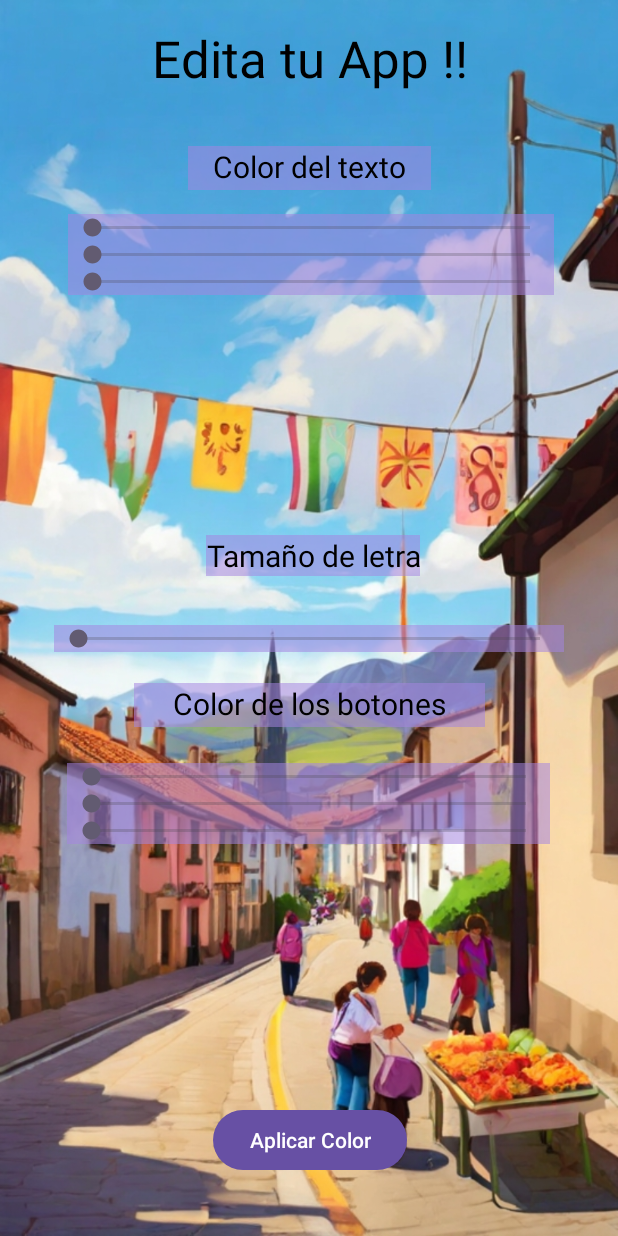
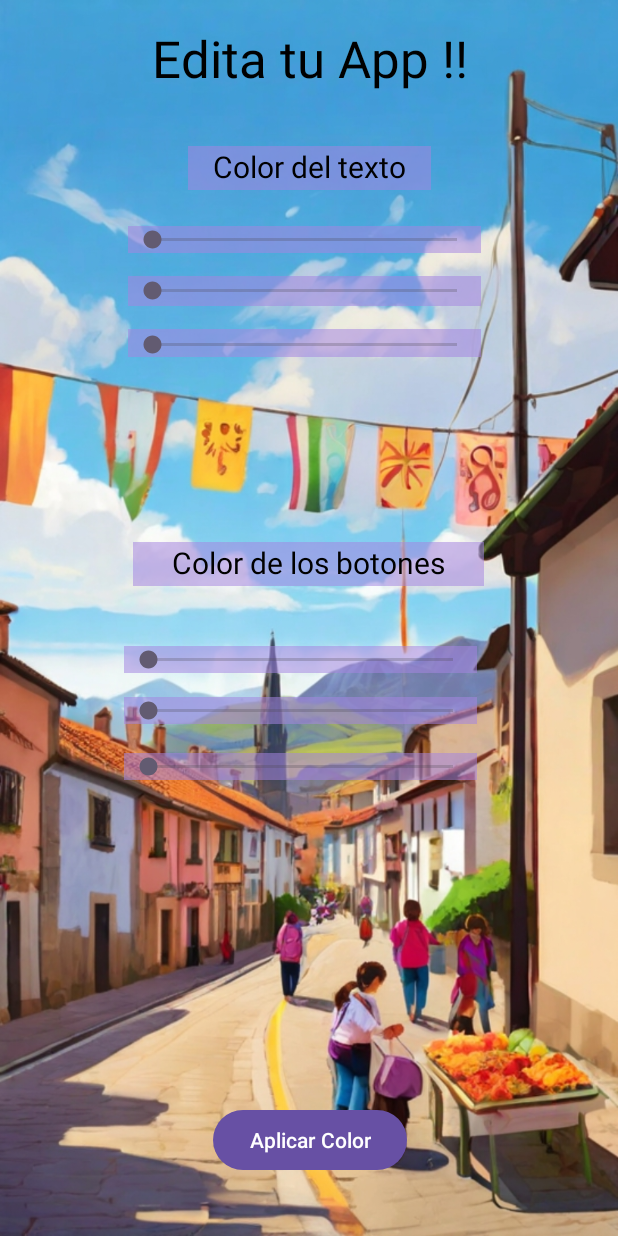
Before and after one commit to ElKalto/EventVault, an Android app: the EditarApp screen opened directly, with no data from a screen before it, on a phone screen of 412 x 824 dp. Run offline under Robolectric (Android 15) with nearby library versions, the phone set to English and light mode, and no system bars.

Commit message:
Vuelve a funcionar todo 7.0
Detalles detalles..

```diff
--- a/app/src/main/java/com/example/eventvault/servicios/EventVault.java
+++ b/app/src/main/java/com/example/eventvault/servicios/EventVault.java
@@ -15,7 +15,6 @@ import com.example.eventvault.R;
 import com.example.eventvault.modelo.PerfilBasico;
 import com.example.eventvault.modelo.PerfilCreador;
 import com.example.eventvault.vista.PoliticaPrivacidad;
-import com.example.eventvault.vista.Registro;
 import com.google.android.gms.tasks.OnCompleteListener;
 import com.google.android.gms.tasks.Task;
 import com.google.firebase.auth.AuthResult;
@@ -26,6 +25,7 @@ import com.google.firebase.firestore.FirebaseFirestore;
 public class EventVault extends AppCompatActivity {
 
     private FirebaseAuth mAuth;
+    private boolean isUserLoggedIn = false;
 
     @Override
     protected void onCreate(Bundle savedInstanceState) {
@@ -33,6 +33,12 @@ public class EventVault extends AppCompatActivity {
         setContentView(R.layout.activity_event_vault);
 
         mAuth = FirebaseAuth.getInstance();
+
+        // Comprobar si el usuario ya está conectado
+        if (mAuth.getCurrentUser() != null) {
+            isUserLoggedIn = true;
+            redirectToProfile();
+        }
 
         Button btnRegistro = findViewById(R.id.btnRegistro);
         Button btnContinuar = findViewById(R.id.buttonContinuar);
@@ -90,31 +96,7 @@ public class EventVault extends AppCompatActivity {
                                 public void onComplete(@NonNull Task<AuthResult> task) {
                                     if (task.isSuccessful()) {
                                         // Verificar el tipo de usuario y redirigir
-                                        String userID = mAuth.getCurrentUser().getUid();
-                                        FirebaseFirestore.getInstance().collection("usuarios")
-                                                .document(userID)
-                                                .get()
-                                                .addOnCompleteListener(new OnCompleteListener<DocumentSnapshot>() {
-                                                    @Override
-                                                    public void onComplete(@NonNull Task<DocumentSnapshot> task) {
-                                                        if (task.isSuccessful()) {
-                                                            DocumentSnapshot document = task.getResult();
-                                                            if (document.exists()) {
-                                                                String tipoUsuario = document.getString("TipoUsuario");
-                                                                if ("Creador".equals(tipoUsuario)) {
-                                                                    startActivity(new Intent(EventVault.this, PerfilCreador.class));
-                                                                } else {
-                                                                    startActivity(new Intent(EventVault.this, PerfilBasico.class));
-                                                                }
-                                                                finish();
-                                                            } else {
-                                                                Toast.makeText(EventVault.this, "El tipo de usuario no está definido", Toast.LENGTH_SHORT).show();
-                                                            }
-                                                        } else {
-                                                            Toast.makeText(EventVault.this, "Error al obtener el tipo de usuario", Toast.LENGTH_SHORT).show();
-                                                        }
-                                                    }
-                                                });
+                                        redirectToProfile();
                                     } else {
                                         // Mensaje de error general
                                         Toast.makeText(EventVault.this, "Datos erróneos", Toast.LENGTH_SHORT).show();
@@ -131,4 +113,34 @@ public class EventVault extends AppCompatActivity {
         Intent intent = new Intent(this, PoliticaPrivacidad.class);
         startActivity(intent);
     }
+
+    private void redirectToProfile() {
+        String userID = mAuth.getCurrentUser().getUid();
+        FirebaseFirestore.getInstance().collection("usuarios")
+                .document(userID)
+                .get()
+                .addOnCompleteListener(new OnCompleteListener<DocumentSnapshot>() {
+                    @Override
+                    public void onComplete(@NonNull Task<DocumentSnapshot> task) {
+                        if (task.isSuccessful()) {
+                            DocumentSnapshot document = task.getResult();
+                            if (document.exists()) {
+                                String tipoUsuario = document.getString("TipoUsuario");
+                                Class destinationActivity;
+                                if ("Creador".equals(tipoUsuario)) {
+                                    destinationActivity = PerfilCreador.class;
+                                } else {
+                                    destinationActivity = PerfilBasico.class;
+                                }
+                                startActivity(new Intent(EventVault.this, destinationActivity));
+                                finish();
+                            } else {
+                                Toast.makeText(EventVault.this, "El tipo de usuario no está definido", Toast.LENGTH_SHORT).show();
+                            }
+                        } else {
+                            Toast.makeText(EventVault.this, "Error al obtener el tipo de usuario", Toast.LENGTH_SHORT).show();
+                        }
+                    }
+                });
+    }
 }
--- a/app/src/main/java/com/example/eventvault/vista/EditarApp.java
+++ b/app/src/main/java/com/example/eventvault/vista/EditarApp.java
@@ -28,7 +28,6 @@ public class EditarApp extends AppCompatActivity {
 
         textViewTituloEdit = findViewById(R.id.textViewTituloEdit);
         textViewColorTexto = findViewById(R.id.textViewColorTexto);
-        textViewTamañoLetra = findViewById(R.id.textViewTamañoLetra);
         textViewColorBotones = findViewById(R.id.textViewColorBotones);
 
         seekBarColorRojoBotones = findViewById(R.id.seekBarColorRojoBotones);
@@ -119,7 +118,6 @@ public class EditarApp extends AppCompatActivity {
         // Aplicar el color a los TextView y EditText en toda la aplicación
         textViewTituloEdit.setTextColor(colorTexto);
         textViewColorBotones.setTextColor(colorTexto);
-        textViewTamañoLetra.setTextColor(colorTexto);
         textViewColorTexto.setTextColor(colorTexto);
         // Añadir más TextViews y EditTexts aquí si es necesario
 
--- a/app/src/main/res/layout/activity_editar_app.xml
+++ b/app/src/main/res/layout/activity_editar_app.xml
@@ -14,8 +14,8 @@
         android:layout_height="match_parent"
         android:scaleType="centerCrop"
         android:src="@drawable/fiestacuatro"
-        tools:layout_editor_absoluteX="16dp"
-        tools:layout_editor_absoluteY="0dp" />
+        tools:layout_editor_absoluteX="109dp"
+        tools:layout_editor_absoluteY="342dp" />
 
     <TextView
         android:id="@+id/textViewTituloEdit"
@@ -32,126 +32,95 @@
 
     <androidx.constraintlayout.widget.ConstraintLayout
         android:id="@+id/containerBotones"
-        android:layout_width="338dp"
-        android:layout_height="59dp"
-        android:layout_marginBottom="256dp"
+        android:layout_width="239dp"
+        android:layout_height="89dp"
+        android:layout_marginBottom="304dp"
         app:layout_constraintBottom_toBottomOf="parent"
         app:layout_constraintEnd_toEndOf="parent"
-        app:layout_constraintHorizontal_bias="0.493"
+        app:layout_constraintHorizontal_bias="0.457"
         app:layout_constraintStart_toStartOf="parent">
 
         <SeekBar
             android:id="@+id/seekBarColorRojoBotones"
-            android:layout_width="0dp"
+            android:layout_width="235dp"
             android:layout_height="wrap_content"
-            android:layout_marginStart="8dp"
-            android:layout_marginEnd="8dp"
             android:background="#88A686E1"
             android:max="255"
             android:progress="0"
             app:layout_constraintEnd_toEndOf="parent"
-            app:layout_constraintStart_toStartOf="parent"
+            app:layout_constraintTop_toTopOf="parent"
             tools:ignore="MissingConstraints" />
 
         <SeekBar
             android:id="@+id/seekBarColorVerdeBotones"
-            android:layout_width="0dp"
+            android:layout_width="235dp"
             android:layout_height="wrap_content"
-            android:layout_marginStart="8dp"
-            android:layout_marginEnd="8dp"
+            android:layout_marginTop="16dp"
             android:background="#88A686E1"
             android:max="255"
             android:progress="0"
             app:layout_constraintEnd_toEndOf="parent"
-            app:layout_constraintStart_toStartOf="parent"
-            app:layout_constraintTop_toBottomOf="@id/seekBarColorRojoBotones" />
+            app:layout_constraintTop_toBottomOf="@+id/seekBarColorRojoBotones" />
 
         <SeekBar
             android:id="@+id/seekBarColorAzulBotones"
-            android:layout_width="0dp"
-            android:layout_height="wrap_content"
-            android:layout_marginStart="8dp"
-            android:layout_marginEnd="8dp"
-            android:background="#88A686E1"
-            android:max="255"
-            android:progress="0"
-            app:layout_constraintEnd_toEndOf="parent"
-            app:layout_constraintStart_toStartOf="parent"
-            app:layout_constraintTop_toBottomOf="@id/seekBarColorVerdeBotones" />
-
-    </androidx.constraintlayout.widget.ConstraintLayout>
-
-    <androidx.constraintlayout.widget.ConstraintLayout
-        android:id="@+id/containerFuentes"
-        android:layout_width="340dp"
-        android:layout_height="70dp"
-        android:layout_marginTop="16dp"
-        app:layout_constraintEnd_toEndOf="parent"
-        app:layout_constraintHorizontal_bias="0.521"
-        app:layout_constraintStart_toStartOf="parent"
-        app:layout_constraintTop_toBottomOf="@+id/textViewColorTexto">
-
-        <SeekBar
-            android:id="@+id/seekBarRojoFuente"
-            android:layout_width="0dp"
-            android:layout_height="wrap_content"
-            android:layout_marginStart="8dp"
-            android:layout_marginEnd="8dp"
-            android:background="#88A686E1"
-            android:max="255"
-            android:progress="0"
-            app:layout_constraintEnd_toEndOf="parent"
-            app:layout_constraintStart_toStartOf="parent"
-            tools:ignore="MissingConstraints" />
-
-        <SeekBar
-            android:id="@+id/seekBarVerdeFuente"
-            android:layout_width="0dp"
-            android:layout_height="wrap_content"
-            android:layout_marginStart="8dp"
-            android:layout_marginEnd="8dp"
-            android:background="#88A686E1"
-            android:max="255"
-            android:progress="0"
-            app:layout_constraintEnd_toEndOf="parent"
-            app:layout_constraintStart_toStartOf="parent"
-            app:layout_constraintTop_toBottomOf="@id/seekBarRojoFuente" />
-
-        <SeekBar
-            android:id="@+id/seekBarAzulFuente"
-            android:layout_width="0dp"
-            android:layout_height="wrap_content"
-            android:layout_marginStart="8dp"
-            android:layout_marginEnd="8dp"
-            android:background="#88A686E1"
-            android:max="255"
-            android:progress="0"
-            app:layout_constraintEnd_toEndOf="parent"
-            app:layout_constraintStart_toStartOf="parent"
-            app:layout_constraintTop_toBottomOf="@id/seekBarVerdeFuente" />
-
-    </androidx.constraintlayout.widget.ConstraintLayout>
-
-    <androidx.constraintlayout.widget.ConstraintLayout
-        android:id="@+id/containerLetra"
-        android:layout_width="340dp"
-        android:layout_height="27dp"
-        android:layout_marginBottom="16dp"
-        app:layout_constraintBottom_toTopOf="@+id/textViewColorBotones"
-        app:layout_constraintEnd_toEndOf="parent"
-        app:layout_constraintStart_toStartOf="parent">
-
-        <SeekBar
-            android:id="@+id/seekBarTamLetra"
-            android:layout_width="340dp"
+            android:layout_width="235dp"
             android:layout_height="wrap_content"
             android:background="#88A686E1"
             android:max="255"
             android:progress="0"
             app:layout_constraintBottom_toBottomOf="parent"
             app:layout_constraintEnd_toEndOf="parent"
-            app:layout_constraintStart_toStartOf="parent"
-            app:layout_constraintTop_toTopOf="parent" />
+            app:layout_constraintTop_toBottomOf="@+id/seekBarColorVerdeBotones"
+            app:layout_constraintVertical_bias="1.0" />
+
+    </androidx.constraintlayout.widget.ConstraintLayout>
+
+    <androidx.constraintlayout.widget.ConstraintLayout
+        android:id="@+id/containerFuentes"
+        android:layout_width="246dp"
+        android:layout_height="87dp"
+        android:layout_marginTop="24dp"
+        app:layout_constraintEnd_toEndOf="parent"
+        app:layout_constraintHorizontal_bias="0.497"
+        app:layout_constraintStart_toStartOf="parent"
+        app:layout_constraintTop_toBottomOf="@+id/textViewColorTexto">
+
+        <SeekBar
+            android:id="@+id/seekBarRojoFuente"
+            android:layout_width="235dp"
+            android:layout_height="wrap_content"
+            android:layout_marginEnd="8dp"
+            android:background="#88A686E1"
+            android:max="255"
+            android:progress="0"
+            app:layout_constraintEnd_toEndOf="parent"
+            app:layout_constraintTop_toTopOf="parent"
+            tools:ignore="MissingConstraints" />
+
+        <SeekBar
+            android:id="@+id/seekBarVerdeFuente"
+            android:layout_width="235dp"
+            android:layout_height="20dp"
+            android:layout_marginTop="15dp"
+            android:layout_marginEnd="8dp"
+            android:background="#88A686E1"
+            android:max="255"
+            android:progress="0"
+            app:layout_constraintEnd_toEndOf="parent"
+            app:layout_constraintTop_toBottomOf="@id/seekBarRojoFuente" />
+
+        <SeekBar
+            android:id="@+id/seekBarAzulFuente"
+            android:layout_width="235dp"
+            android:layout_height="21dp"
+            android:layout_marginTop="15dp"
+            android:layout_marginEnd="8dp"
+            android:background="#88A686E1"
+            android:max="255"
+            android:progress="0"
+            app:layout_constraintEnd_toEndOf="parent"
+            app:layout_constraintTop_toBottomOf="@id/seekBarVerdeFuente" />
 
     </androidx.constraintlayout.widget.ConstraintLayout>
 
@@ -184,25 +153,10 @@
         app:layout_constraintTop_toBottomOf="@+id/textViewTituloEdit" />
 
     <TextView
-        android:id="@+id/textViewTamañoLetra"
-        android:layout_width="wrap_content"
-        android:layout_height="wrap_content"
-        android:layout_marginBottom="28dp"
-        android:background="#88A686E1"
-        android:text="Tamaño de letra"
-        android:textAlignment="center"
-        android:textColor="#000000"
-        android:textSize="20sp"
-        app:layout_constraintBottom_toTopOf="@+id/containerLetra"
-        app:layout_constraintEnd_toEndOf="parent"
-        app:layout_constraintHorizontal_bias="0.511"
-        app:layout_constraintStart_toStartOf="parent" />
-
-    <TextView
         android:id="@+id/textViewColorBotones"
         android:layout_width="234dp"
         android:layout_height="29dp"
-        android:layout_marginBottom="24dp"
+        android:layout_marginBottom="40dp"
         android:background="#88A686E1"
         android:text="Color de los botones"
         android:textAlignment="center"
@@ -210,6 +164,7 @@
         android:textSize="20sp"
         app:layout_constraintBottom_toTopOf="@+id/containerBotones"
         app:layout_constraintEnd_toEndOf="parent"
+        app:layout_constraintHorizontal_bias="0.497"
         app:layout_constraintStart_toStartOf="parent" />
 
 </androidx.constraintlayout.widget.ConstraintLayout>
```
